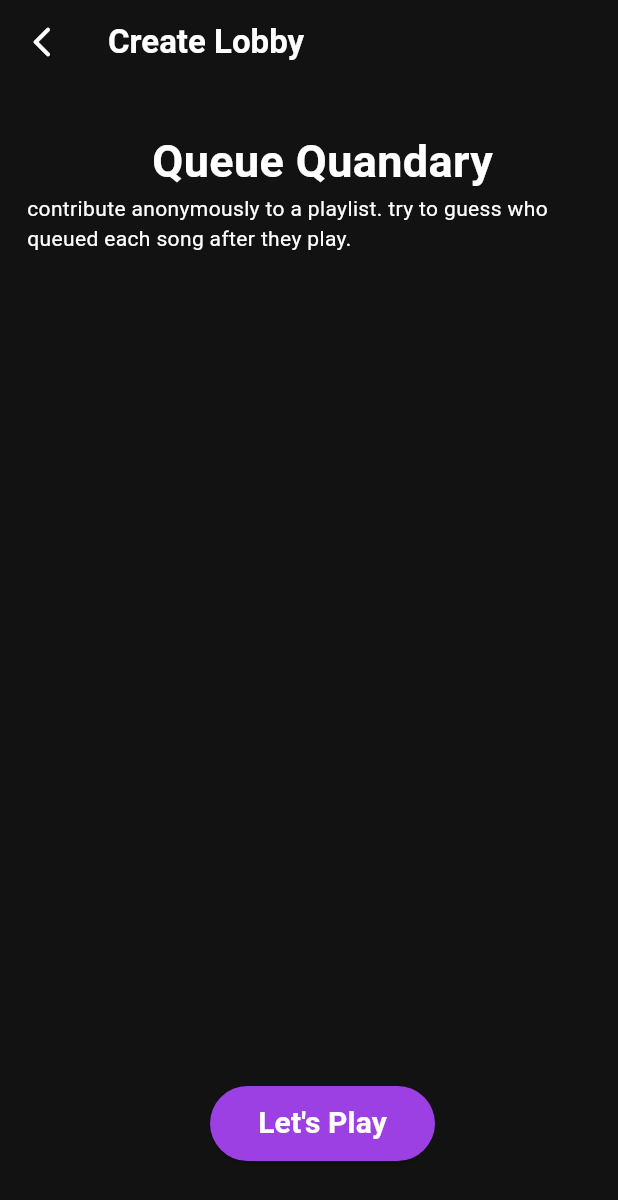
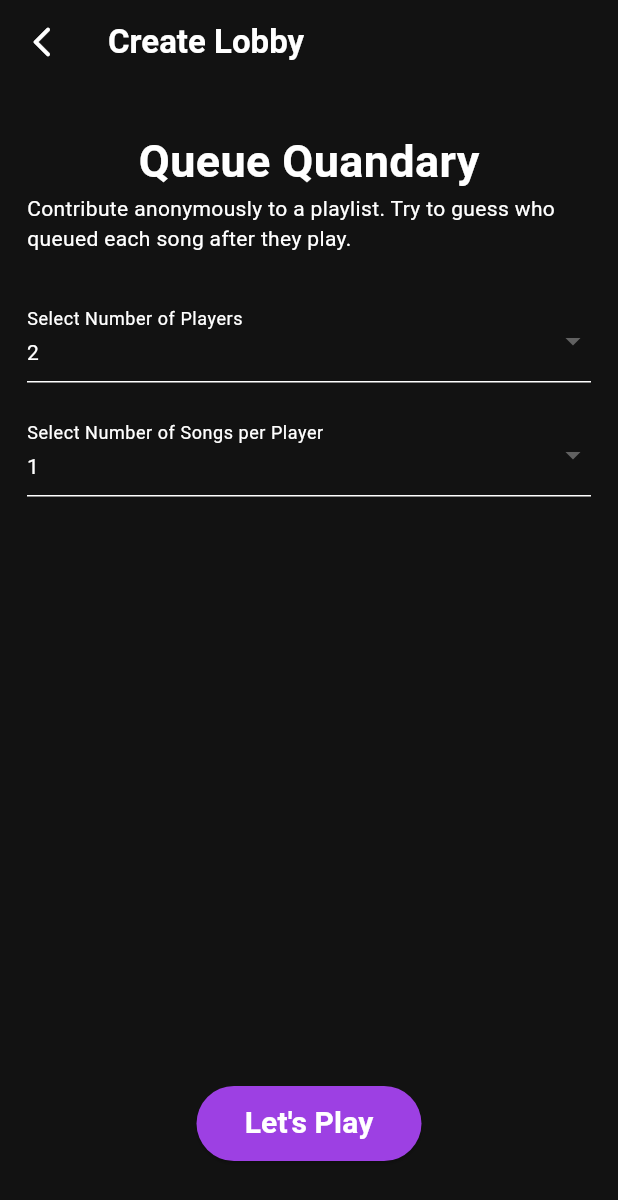
Before and after one commit to ZRiley36/queue-quandry, a Flutter app: the LobbyPage screen opened directly, on a phone screen of 412 x 824 dp. Shown: the top 1200 px of the screen. Run offline on Flutter 3.47's test engine with Material 3 defaults, Android fonts, the light colour scheme and no system bars; our stand-ins replace firebase_auth, share_plus; missing offline and left inert: spotify_sdk; accounts and stored records are empty; Roboto replaces fonts that are missing (Gotham).

Commit message:
added abilty to choose num players

```diff
--- a/lib/pages/lobby.dart
+++ b/lib/pages/lobby.dart
@@ -5,13 +5,26 @@ import '../main.dart';
 import 'game.dart';
 
 class LobbyPage extends StatefulWidget {
-  const LobbyPage({Key? key}) : super(key: key);
+  final int numPlayers;
+  final int songsPerPlayer;
+
+  const LobbyPage({Key? key, this.numPlayers = 2, this.songsPerPlayer = 1}) : super(key: key);
 
   @override
   _LobbyPageState createState() => _LobbyPageState();
 }
 
 class _LobbyPageState extends State<LobbyPage> {
+  late int _numPlayers;
+  late int _songsPerPlayer;
+
+  @override
+  void initState() {
+    super.initState();
+    _numPlayers = widget.numPlayers;
+    _songsPerPlayer = widget.songsPerPlayer;
+  }
+
   @override
   Widget build(BuildContext context) {
     return Scaffold(
@@ -38,7 +51,7 @@ class _LobbyPageState extends State<LobbyPage> {
       ),
       backgroundColor: spotifyBlack,
       body: Padding(
-        padding: EdgeInsets.only(left: 18),
+        padding: EdgeInsets.only(left: 18, right: 18),
         child: Column(
           crossAxisAlignment: CrossAxisAlignment.center,
           children: [
@@ -51,27 +64,45 @@ class _LobbyPageState extends State<LobbyPage> {
                   fontWeight: FontWeight.bold),
             ),
             const Text(
-              'contribute anonymously to a playlist. try to guess who queued each song after they play.',
+              'Contribute anonymously to a playlist. Try to guess who queued each song after they play.',
               style: TextStyle(color: Colors.white),
             ),
-            Expanded(
-              child: Container(
-                alignment: Alignment.bottomCenter,
-                padding: EdgeInsets.only(bottom: 50),
-                child: ElevatedButton(
+            const SizedBox(height: 30),
+            _buildDropdown(
+              'Select Number of Players',
+              _numPlayers,
+              (value) {
+                setState(() {
+                  _numPlayers = value!;
+                });
+              },
+            ),
+            const SizedBox(height: 20),
+            _buildDropdown(
+              'Select Number of Songs per Player',
+              _songsPerPlayer,
+              (value) {
+                setState(() {
+                  _songsPerPlayer = value!;
+                });
+              },
+            ),
+            const Spacer(),
+            ElevatedButton(
               onPressed: () {
                 Navigator.push(
                   context,
                   MaterialPageRoute(
-                        builder: (context) => QueuePage(),
+                    builder: (context) => QueuePage(
+                      numPlayers: _numPlayers,
+                      songsPerPlayer: _songsPerPlayer,
+                    ),
                   ),
                 );
               },
               style: ElevatedButton.styleFrom(
                   backgroundColor: Color(0xFF9d40e3),
-                      minimumSize:
-                          Size(150, 50) // Change button color to purple
-                      ),
+                  minimumSize: Size(150, 50)),
               child: const Text(
                 'Let\'s Play',
                 style: TextStyle(
@@ -81,32 +112,41 @@ class _LobbyPageState extends State<LobbyPage> {
                     fontFamily: 'Gotham'),
               ),
             ),
-              ),
-            ),
+            const SizedBox(height: 50),
           ],
         ),
       ),
     );
   }
-}
 
-void main() {
-  runApp(MyApp());
-}
-
-class MyApp extends StatelessWidget {
-  @override
-  Widget build(BuildContext context) {
-    return MaterialApp(
-      title: 'Songs Queue',
-      theme: ThemeData.dark(),
-      home: QueuePage(),
+  DropdownButtonFormField<int> _buildDropdown(String label, int currentValue, void Function(int?)? onChanged) {
+    return DropdownButtonFormField<int>(
+      value: currentValue,
+      decoration: InputDecoration(
+        labelText: label,
+        labelStyle: TextStyle(color: Colors.white),
+        enabledBorder: UnderlineInputBorder(
+          borderSide: BorderSide(color: Colors.white),
+        ),
+      ),
+      dropdownColor: Colors.black,
+      style: TextStyle(color: Colors.white),
+      items: List.generate(10, (index) => index + 1)
+          .map((num) => DropdownMenuItem<int>(
+                value: num,
+                child: Text(num.toString(), style: TextStyle(color: Colors.white)),
+              ))
+          .toList(),
+      onChanged: onChanged,
     );
   }
 }
 
 class QueuePage extends StatefulWidget {
-  const QueuePage({Key? key}) : super(key: key);
+  final int numPlayers;
+  final int songsPerPlayer;
+
+  const QueuePage({Key? key, required this.numPlayers, required this.songsPerPlayer}) : super(key: key);
 
   @override
   _QueuePageState createState() => _QueuePageState();
@@ -145,8 +185,7 @@ class _QueuePageState extends State<QueuePage> {
           children: <Widget>[
             TextField(
               controller: _controller,
-              style:
-                  TextStyle(color: Colors.black, fontWeight: FontWeight.w400),
+              style: TextStyle(color: Colors.black, fontWeight: FontWeight.w400),
               onChanged: (value) {
                 setState(() {
                   isSearching = value.isNotEmpty;
@@ -155,8 +194,7 @@ class _QueuePageState extends State<QueuePage> {
                 print('Searching for song: $searchTerm');
               },
               decoration: InputDecoration(
-                contentPadding:
-                    EdgeInsets.symmetric(vertical: 12, horizontal: 0),
+                contentPadding: EdgeInsets.symmetric(vertical: 12, horizontal: 0),
                 border: OutlineInputBorder(
                   borderSide: BorderSide.none,
                   borderRadius: BorderRadius.all(
@@ -196,7 +234,7 @@ class _QueuePageState extends State<QueuePage> {
                       ),
                     ),
                   ),
-            isSearching ? Container() : SizedBox(height: 30), // Adjust spacing
+            isSearching ? Container() : SizedBox(height: 30),
             isSearching
                 ? Container()
                 : Expanded(
@@ -213,12 +251,10 @@ class _QueuePageState extends State<QueuePage> {
                       },
                     ),
                   ),
-            isSearching ? Container() : SizedBox(height: 20), // Adjust spacing
+            isSearching ? Container() : SizedBox(height: 20),
             Center(
               child: Text(
-                isSearching
-                    ? "" // Hide songs added count during search
-                    : "Songs added: " + songsAdded.toString(),
+                isSearching ? "" : "Songs added: " + songsAdded.toString(),
                 style: TextStyle(
                   color: Colors.white,
                   fontSize: 21,
@@ -226,7 +262,6 @@ class _QueuePageState extends State<QueuePage> {
                 ),
               ),
             ),
-
             isSearching
                 ? Container()
                 : Center(
@@ -244,15 +279,13 @@ class _QueuePageState extends State<QueuePage> {
                             color: Colors.black, fontWeight: FontWeight.bold),
                       ),
                       style: ElevatedButton.styleFrom(
-                        padding:
-                            EdgeInsets.symmetric(horizontal: 15, vertical: 10),
+                        padding: EdgeInsets.symmetric(horizontal: 15, vertical: 10),
                         shape: RoundedRectangleBorder(
                           borderRadius: BorderRadius.circular(30.0),
                         ),
                       ),
                     ),
                   ),
-
             SizedBox(height: 20),
           ],
         ),
```
Also changed, not shown: pubspec.lock, 3 other files. Lines whose indentation alone changed are shown as unchanged.
